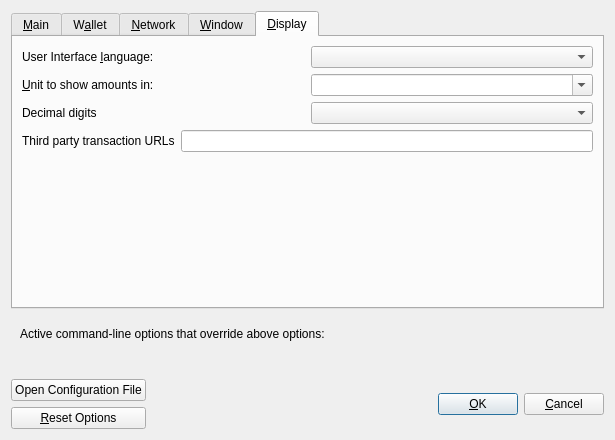
Above: src/qt/forms/optionsdialog.ui from Ankh-Trust/electrum-core before the change. Below: the same form after it.
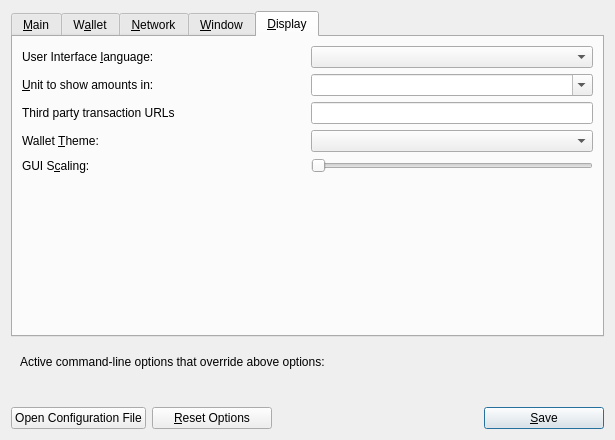
That is the form after the change. The open tabs and pages were chosen to show the change. Custom widgets are drawn as their Qt base class.

Patch:
```diff
--- a/src/qt/forms/optionsdialog.ui
+++ b/src/qt/forms/optionsdialog.ui
@@ -636,20 +636,6 @@
          </item>
         </layout>
        </item>
-       <item>
-        <layout class="QHBoxLayout" name="horizontalLayout_5_Display">
-         <item>
-          <widget class="QLabel" name="digitsLabel">
-           <property name="text">
-            <string>Decimal digits</string>
-           </property>
-          </widget>
-         </item>
-         <item>
-          <widget class="QValueComboBox" name="digits"/>
-         </item>
-        </layout>
-       </item>
        <item>
         <layout class="QHBoxLayout" name="horizontalLayout_3_Display">
          <item>
@@ -667,8 +653,80 @@
          </item>
          <item>
           <widget class="QLineEdit" name="thirdPartyTxUrls">
+           <property name="sizePolicy">
+            <sizepolicy hsizetype="Preferred" vsizetype="Fixed">
+             <horstretch>0</horstretch>
+             <verstretch>0</verstretch>
+            </sizepolicy>
+           </property>
            <property name="toolTip">
             <string>Third party URLs (e.g. a block explorer) that appear in the transactions tab as context menu items. %s in the URL is replaced by transaction hash. Multiple URLs are separated by vertical bar |.</string>
+           </property>
+           <property name="styleSheet">
+            <string notr="true"/>
+           </property>
+          </widget>
+         </item>
+        </layout>
+       </item>
+       <item>
+        <layout class="QHBoxLayout" name="horizontalLayout_Theme_Display">
+         <item>
+          <widget class="QLabel" name="themeLabel">
+           <property name="text">
+            <string>Wallet &amp;Theme:</string>
+           </property>
+           <property name="textFormat">
+            <enum>Qt::PlainText</enum>
+           </property>
+           <property name="buddy">
+            <cstring>theme</cstring>
+           </property>
+          </widget>
+         </item>
+         <item>
+          <widget class="QValueComboBox" name="theme">
+           <property name="toolTip">
+            <string>User Interface Theme (What color scheme to use for the wallet GUI?)</string>
+           </property>
+          </widget>
+         </item>
+        </layout>
+       </item>
+       <item>
+        <layout class="QHBoxLayout" name="horizontalLayout_Scaling_Display">
+         <item>
+          <widget class="QLabel" name="scalingLabel">
+           <property name="text">
+            <string>GUI S&amp;caling:</string>
+           </property>
+           <property name="textFormat">
+            <enum>Qt::PlainText</enum>
+           </property>
+           <property name="buddy">
+            <cstring>scaling</cstring>
+           </property>
+          </widget>
+         </item>
+         <item>
+          <widget class="QSlider" name="scaling">
+           <property name="sizePolicy">
+            <sizepolicy hsizetype="Preferred" vsizetype="Fixed">
+             <horstretch>0</horstretch>
+             <verstretch>0</verstretch>
+            </sizepolicy>
+           </property>
+           <property name="toolTip">
+            <string>User Interface Scaling (What scale % to use for wallet GUI?)</string>
+           </property>
+           <property name="minimum">
+            <number>90</number>
+           </property>
+           <property name="maximum">
+            <number>150</number>
+           </property>
+           <property name="orientation">
+            <enum>Qt::Horizontal</enum>
            </property>
           </widget>
          </item>
@@ -740,47 +798,30 @@
    <item>
     <layout class="QHBoxLayout" name="horizontalLayout_Buttons">
      <item>
-      <layout class="QVBoxLayout" name="verticalLayout_Buttons">
-       <item>
-        <widget class="QPushButton" name="openElectrumConfButton">
-         <property name="toolTip">
-          <string>Open the %1 configuration file from the working directory.</string>
-         </property>
-         <property name="text">
-          <string>Open Configuration File</string>
-         </property>
-         <property name="autoDefault">
-          <bool>false</bool>
-         </property>
-        </widget>
-       </item>
-       <item>
-        <widget class="QPushButton" name="resetButton">
-         <property name="toolTip">
-          <string>Reset all client options to default.</string>
-         </property>
-         <property name="text">
-          <string>&amp;Reset Options</string>
-         </property>
-         <property name="autoDefault">
-          <bool>false</bool>
-         </property>
-        </widget>
-       </item>
-      </layout>
+      <widget class="QPushButton" name="openElectrumConfButton">
+       <property name="toolTip">
+        <string>Open the %1 configuration file from the working directory.</string>
+       </property>
+       <property name="text">
+        <string>Open Configuration File</string>
+       </property>
+       <property name="autoDefault">
+        <bool>false</bool>
+       </property>
+      </widget>
      </item>
      <item>
-      <spacer name="horizontalSpacer_1">
-       <property name="orientation">
-        <enum>Qt::Horizontal</enum>
+      <widget class="QPushButton" name="resetButton">
+       <property name="toolTip">
+        <string>Reset all client options to default.</string>
        </property>
-       <property name="sizeHint" stdset="0">
-        <size>
-         <width>40</width>
-         <height>48</height>
-        </size>
+       <property name="text">
+        <string>&amp;Reset Options</string>
        </property>
-      </spacer>
+       <property name="autoDefault">
+        <bool>false</bool>
+       </property>
+      </widget>
      </item>
      <item>
       <widget class="QLabel" name="statusLabel">
@@ -807,23 +848,10 @@
        </property>
       </widget>
      </item>
-     <item>
-      <spacer name="horizontalSpacer_2">
-       <property name="orientation">
-        <enum>Qt::Horizontal</enum>
-       </property>
-       <property name="sizeHint" stdset="0">
-        <size>
-         <width>40</width>
-         <height>48</height>
-        </size>
-       </property>
-      </spacer>
-     </item>
      <item>
       <widget class="QPushButton" name="okButton">
        <property name="text">
-        <string>&amp;OK</string>
+        <string>&amp;Save</string>
        </property>
        <property name="autoDefault">
         <bool>false</bool>
@@ -833,16 +861,6 @@
        </property>
       </widget>
      </item>
-     <item>
-      <widget class="QPushButton" name="cancelButton">
-       <property name="text">
-        <string>&amp;Cancel</string>
-       </property>
-       <property name="autoDefault">
-        <bool>false</bool>
-       </property>
-      </widget>
-     </item>
     </layout>
    </item>
   </layout>
```
Left out of the diff: 61 changed lines with no effect on the pictures.
